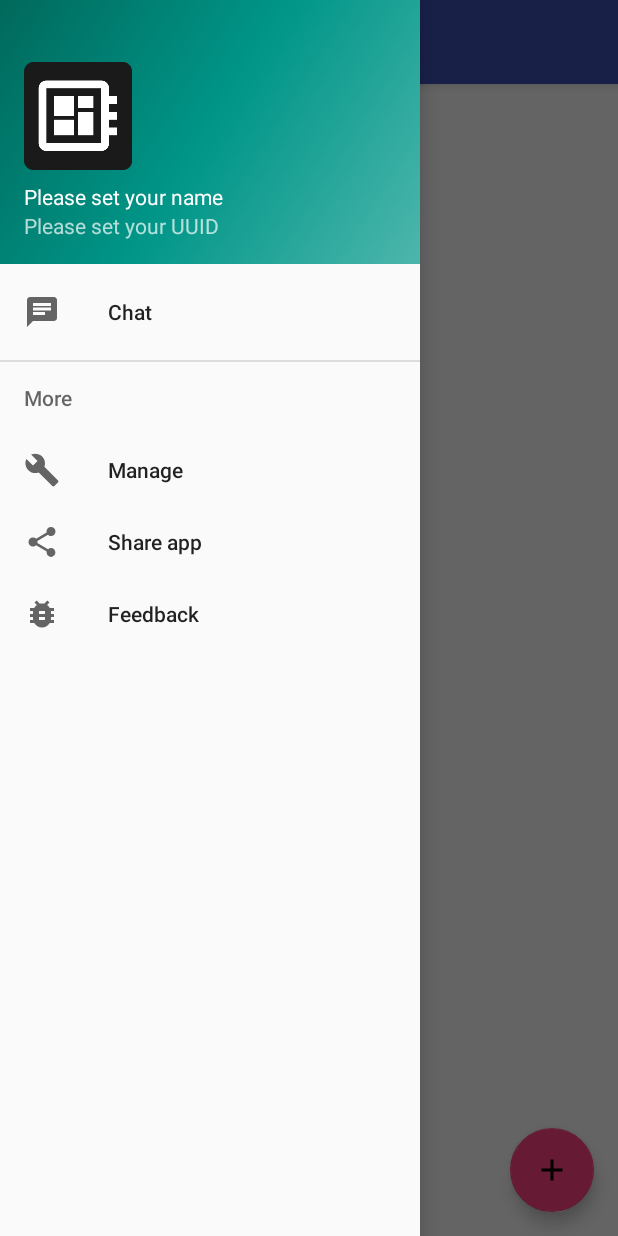
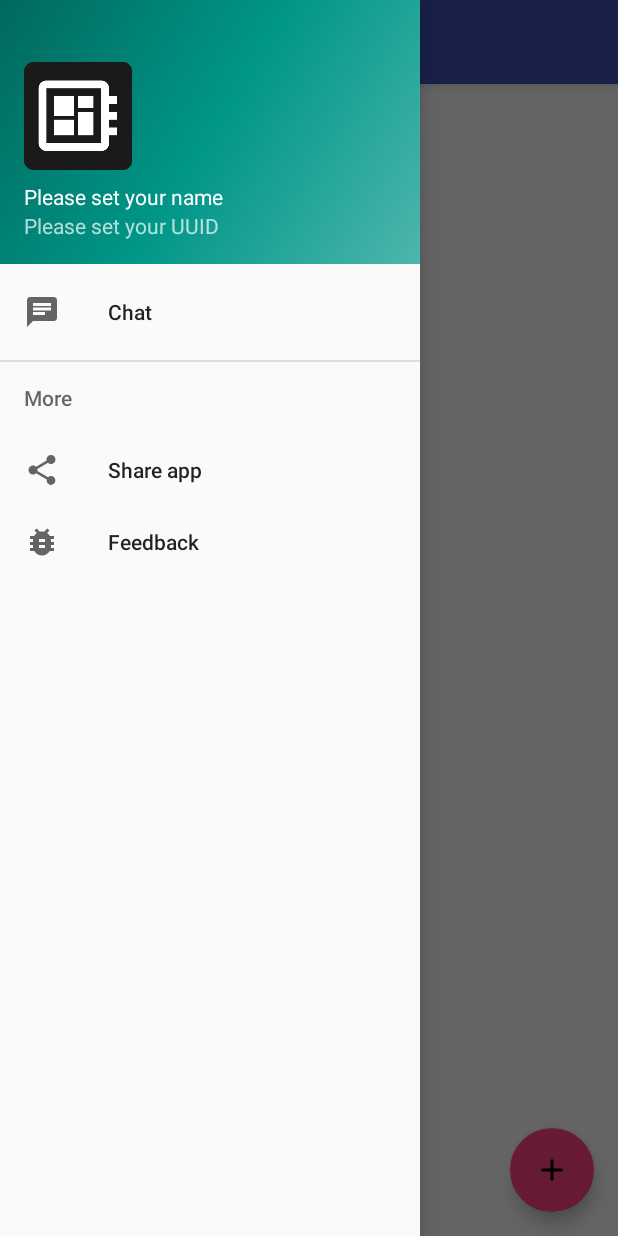
Before and after one commit to Reavershark/meshdevice-android, an Android app: the screen it shows after launch (MainActivity), with the side drawer open, on a phone screen of 412 x 824 dp. Run offline under Robolectric (Android 15) with nearby library versions, the phone set to English and light mode, and no system bars.

Commit message:
Removed Manage

```diff
--- a/app/src/main/res/menu/activity_main_drawer.xml
+++ b/app/src/main/res/menu/activity_main_drawer.xml
@@ -13,10 +13,6 @@
     <item android:title="@string/more">
         <menu>
             <item
-                android:id="@+id/nav_manage"
-                android:icon="@drawable/ic_manage"
-                android:title="@string/manage" />
-            <item
                 android:id="@+id/nav_share"
                 android:icon="@drawable/ic_share"
                 android:title="@string/share_app" />
```
Also changed, not shown: app/src/main/java/org/node/meshproject/MainActivity.java (+1 -7 lines).
